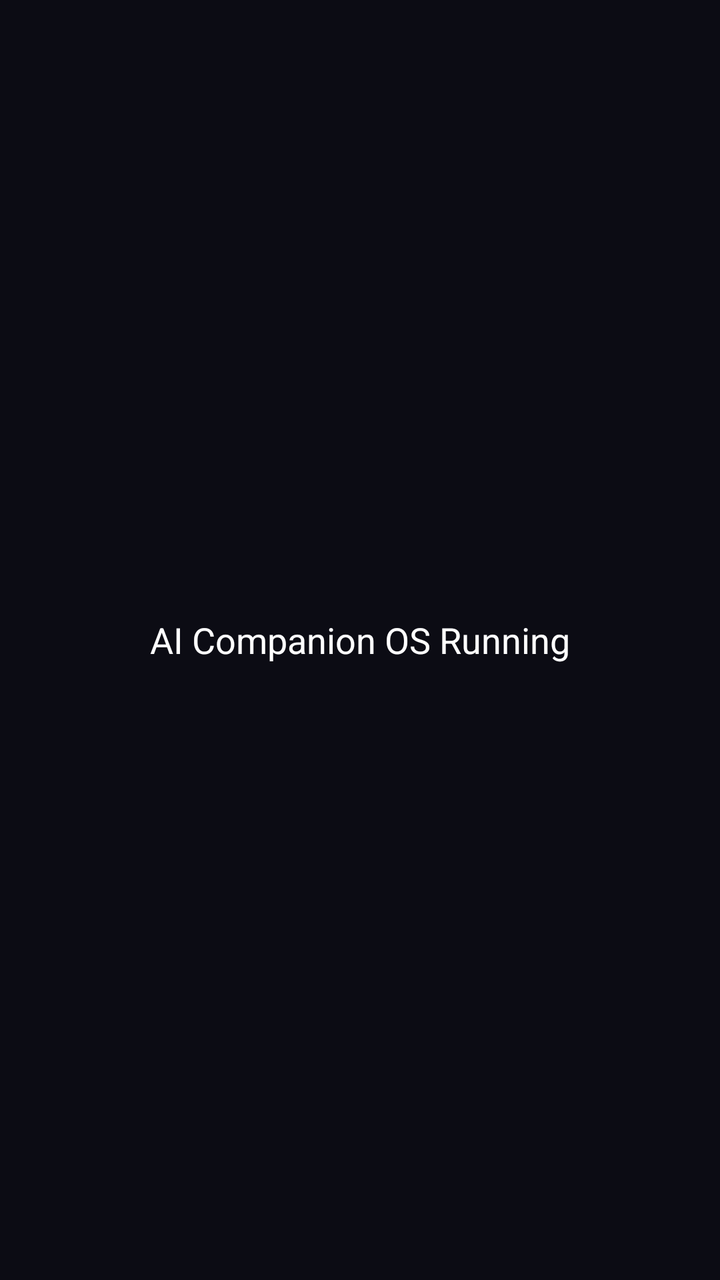
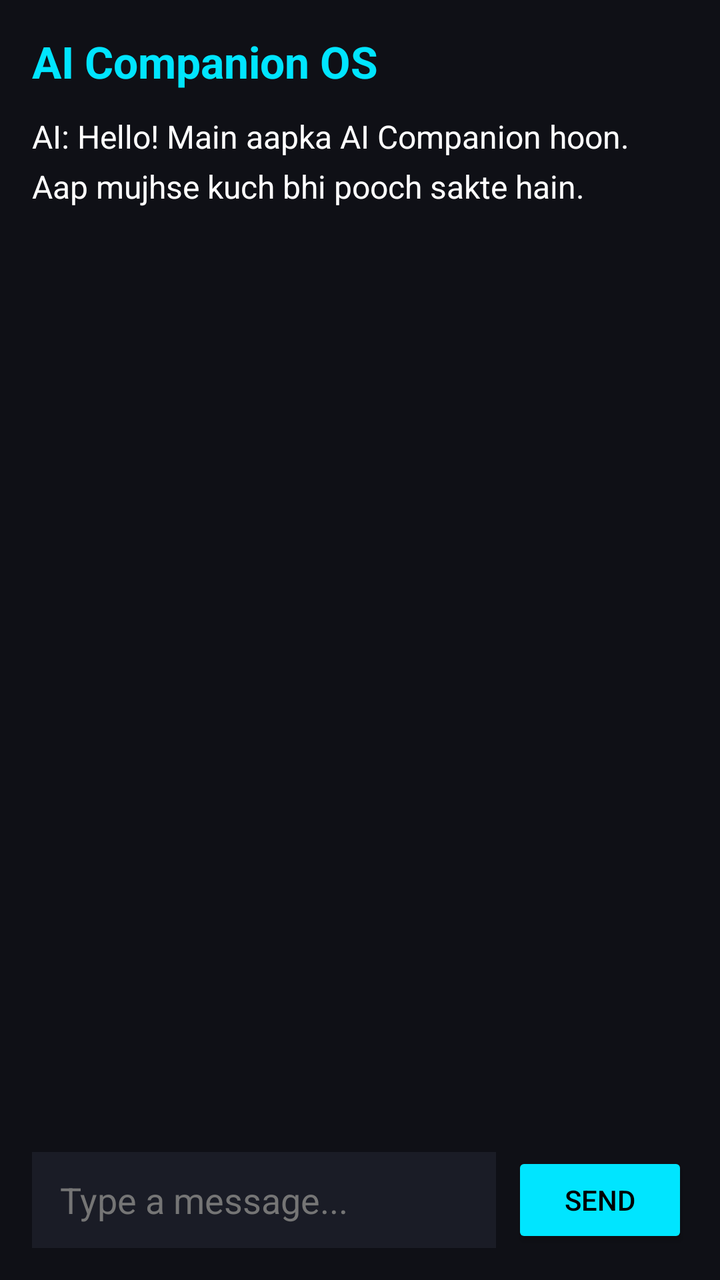

Screens rendered from an Android XML layout before and after an edit, with the pre-edit source and the edit as a unified diff.
<!-- AndroidManifest.xml: application theme Theme.AICompanion -->
<!-- res/layout/activity_main.xml -->
<?xml version="1.0" encoding="utf-8"?>
<RelativeLayout xmlns:android="http://schemas.android.com/apk/res/android"
    android:layout_width="match_parent"
    android:layout_height="match_parent"
    android:background="#0C0C14">
    <TextView
        android:layout_width="wrap_content"
        android:layout_height="wrap_content"
        android:text="AI Companion OS Running"
        android:textColor="#FFFFFF"
        android:textSize="18sp"
        android:layout_centerInParent="true" />
</RelativeLayout>
<!-- resources referenced by this layout -->
<resources>
  <style name="Theme.AICompanion" parent="Theme.AppCompat.Light.NoActionBar">
          <item name="android:statusBarColor">#0C0C14</item>
      </style>
</resources>

<!-- the commit's change to res/layout/activity_main.xml (unified diff, before → after) -->
@@ -1,13 +1,66 @@
 <?xml version="1.0" encoding="utf-8"?>
-<RelativeLayout xmlns:android="http://schemas.android.com/apk/res/android"
+<LinearLayout xmlns:android="http://schemas.android.com/apk/res/android"
     android:layout_width="match_parent"
     android:layout_height="match_parent"
-    android:background="#0C0C14">
+    android:orientation="vertical"
+    android:background="#0F1016"
+    android:padding="16dp">
+
+    
     <TextView
         android:layout_width="wrap_content"
         android:layout_height="wrap_content"
-        android:text="AI Companion OS Running"
-        android:textColor="#FFFFFF"
-        android:textSize="18sp"
-        android:layout_centerInParent="true" />
-</RelativeLayout>
+        android:text="AI Companion OS"
+        android:textColor="#00E5FF"
+        android:textSize="22sp"
+        android:textStyle="bold"
+        android:layout_marginBottom="12dp" />
+
+    
+    <ScrollView
+        android:id="@+id/chatScroll"
+        android:layout_width="match_parent"
+        android:layout_height="0dp"
+        android:layout_weight="1"
+        android:fillViewport="true">
+
+        <TextView
+            android:id="@+id/chatDisplay"
+            android:layout_width="match_parent"
+            android:layout_height="wrap_content"
+            android:textColor="#FFFFFF"
+            android:textSize="16sp"
+            android:lineSpacingExtra="6dp"
+            android:text="AI: Hello! Main aapka AI Companion hoon. Aap mujhse kuch bhi pooch sakte hain.\n\n" />
+    </ScrollView>
+
+    
+    <LinearLayout
+        android:layout_width="match_parent"
+        android:layout_height="wrap_content"
+        android:orientation="horizontal"
+        android:gravity="center_vertical"
+        android:layout_marginTop="8dp">
+
+        <EditText
+            android:id="@+id/messageInput"
+            android:layout_width="0dp"
+            android:layout_height="48dp"
+            android:layout_weight="1"
+            android:background="#1A1C26"
+            android:hint="Type a message..."
+            android:textColorHint="#757575"
+            android:textColor="#FFFFFF"
+            android:paddingHorizontal="14dp" />
+
+        <Button
+            android:id="@+id/sendButton"
+            android:layout_width="wrap_content"
+            android:layout_height="48dp"
+            android:text="Send"
+            android:layout_marginStart="8dp"
+            android:backgroundTint="#00E5FF"
+            android:textColor="#000000" />
+    </LinearLayout>
+
+</LinearLayout>
